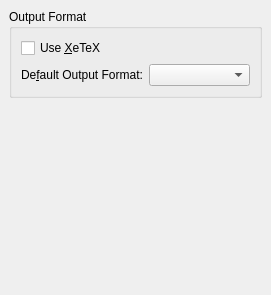
Qt form src/frontends/qt4/ui/OutputUi.ui (cburschka/lyx) before a commit.
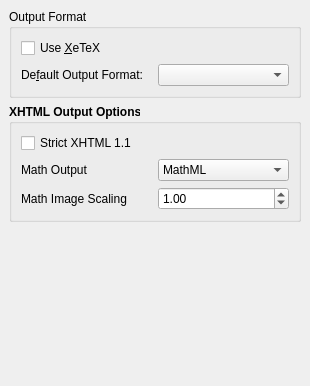
The same form after that commit.

Commit message: UI for XHTML options. I removed the xml line from OutputUi.ui

Diff of the .ui file:
```diff
--- a/src/frontends/qt4/ui/OutputUi.ui
+++ b/src/frontends/qt4/ui/OutputUi.ui
@@ -1,12 +1,12 @@
 <ui version="4.0" >
  <class>OutputUi</class>
- <widget class="QWidget" name="OutputUi" >
-  <property name="geometry" >
+ <widget class="QWidget" name="OutputUi">
+  <property name="geometry">
    <rect>
     <x>0</x>
     <y>0</y>
-    <width>271</width>
-    <height>295</height>
+    <width>310</width>
+    <height>386</height>
    </rect>
   </property>
   <property name="windowTitle" >
@@ -34,14 +34,14 @@
       <property name="spacing" >
        <number>6</number>
       </property>
-      <item row="1" column="0" >
-       <layout class="QHBoxLayout" >
-        <property name="margin" >
-         <number>0</number>
-        </property>
-        <property name="spacing" >
+      <item row="1" column="0">
+       <layout class="QHBoxLayout">
+        <property name="spacing">
          <number>6</number>
         </property>
+        <property name="margin">
+         <number>0</number>
+        </property>
         <item>
          <widget class="QLabel" name="defaultFormatLA" >
           <property name="toolTip" >
@@ -77,15 +77,133 @@
      </layout>
     </widget>
    </item>
-   <item row="1" column="0" >
-    <spacer>
-     <property name="orientation" >
+   <item row="1" column="0">
+    <widget class="QGroupBox" name="xhtmlGB">
+     <property name="font">
+      <font>
+       <weight>75</weight>
+       <bold>true</bold>
+      </font>
+     </property>
+     <property name="title">
+      <string>XHTML Output Options</string>
+     </property>
+     <property name="flat">
+      <bool>true</bool>
+     </property>
+     <layout class="QGridLayout" name="outGridLayout">
+      <item row="0" column="0" colspan="2">
+       <widget class="QCheckBox" name="strictCB">
+        <property name="font">
+         <font>
+          <weight>50</weight>
+          <bold>false</bold>
+         </font>
+        </property>
+        <property name="toolTip">
+         <string>Whether to comply strictly with XHTML 1.1.</string>
+        </property>
+        <property name="text">
+         <string>Strict XHTML 1.1</string>
+        </property>
+       </widget>
+      </item>
+      <item row="1" column="0">
+       <widget class="QLabel" name="mathoutLA">
+        <property name="font">
+         <font>
+          <weight>50</weight>
+          <bold>false</bold>
+         </font>
+        </property>
+        <property name="text">
+         <string>Math Output</string>
+        </property>
+       </widget>
+      </item>
+      <item row="1" column="1">
+       <widget class="QComboBox" name="mathoutCB">
+        <property name="font">
+         <font>
+          <weight>50</weight>
+          <bold>false</bold>
+         </font>
+        </property>
+        <property name="toolTip">
+         <string>Format to use for math output.</string>
+        </property>
+        <item>
+         <property name="text">
+          <string>MathML</string>
+         </property>
+        </item>
+        <item>
+         <property name="text">
+          <string>HTML</string>
+         </property>
+        </item>
+        <item>
+         <property name="text">
+          <string>Images</string>
+         </property>
+        </item>
+        <item>
+         <property name="text">
+          <string>LaTeX</string>
+         </property>
+        </item>
+       </widget>
+      </item>
+      <item row="2" column="0">
+       <widget class="QLabel" name="mathimgLA">
+        <property name="font">
+         <font>
+          <weight>50</weight>
+          <bold>false</bold>
+         </font>
+        </property>
+        <property name="text">
+         <string>Math Image Scaling</string>
+        </property>
+       </widget>
+      </item>
+      <item row="2" column="1">
+       <widget class="QDoubleSpinBox" name="mathimgSB">
+        <property name="font">
+         <font>
+          <weight>50</weight>
+          <bold>false</bold>
+         </font>
+        </property>
+        <property name="toolTip">
+         <string>Scaling factor for images used for math output.</string>
+        </property>
+        <property name="minimum">
+         <double>0.100000000000000</double>
+        </property>
+        <property name="maximum">
+         <double>10.000000000000000</double>
+        </property>
+        <property name="singleStep">
+         <double>0.100000000000000</double>
+        </property>
+        <property name="value">
+         <double>1.000000000000000</double>
+        </property>
+       </widget>
+      </item>
+     </layout>
+    </widget>
+   </item>
+   <item row="2" column="0">
+    <spacer name="verticalSpacer">
+     <property name="orientation">
       <enum>Qt::Vertical</enum>
      </property>
-     <property name="sizeHint" >
+     <property name="sizeHint" stdset="0">
       <size>
        <width>20</width>
-       <height>20</height>
+       <height>40</height>
       </size>
      </property>
     </spacer>
```
Left out of the diff: 46 changed lines with no effect on the pictures. The commit also changes 2 other files.
